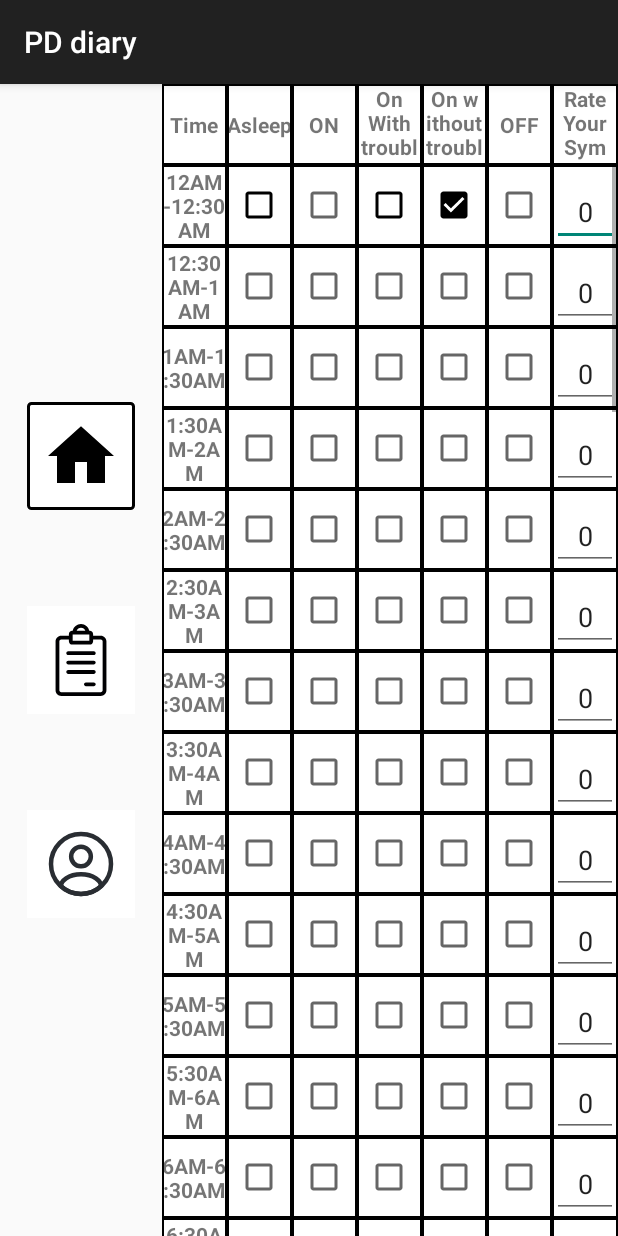
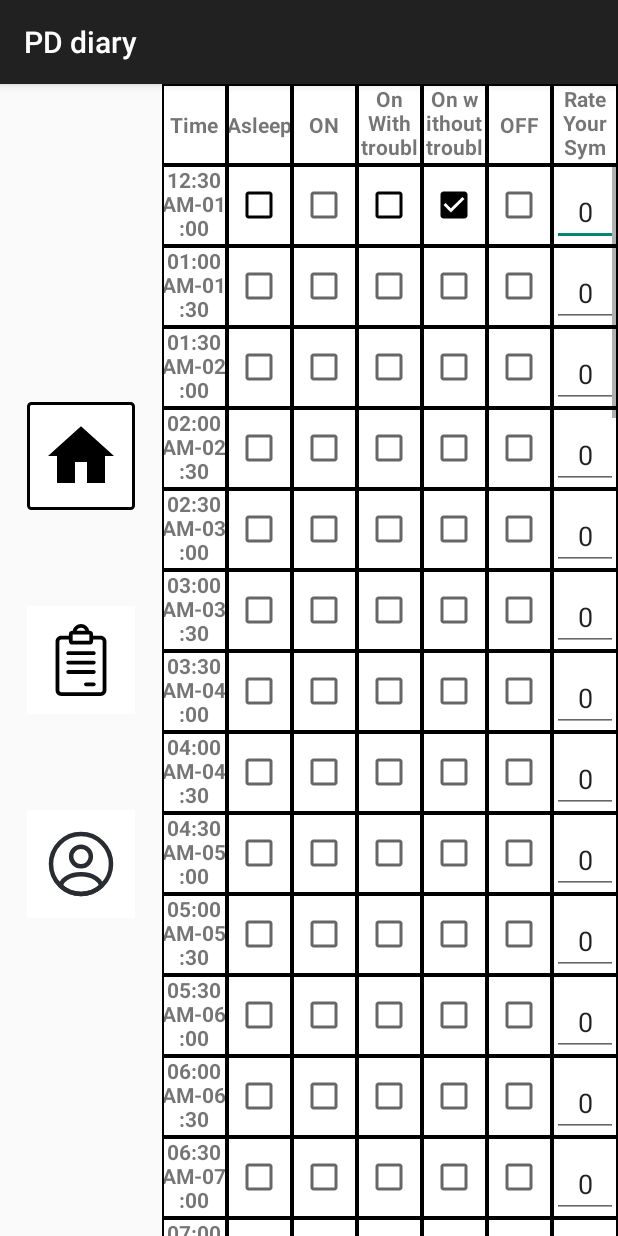
Before and after one commit to yoganandamv/pd-diary-task, an Android app built with Jetpack Compose: the DairyFragment screen opened through its navigation route, after a tap on an icon or button, on a phone screen of 412 x 824 dp. Run offline under Robolectric (Android 15) with nearby library versions, the phone set to English and light mode, and no system bars; libraries missing offline, so code that uses them is left out: com.fasterxml.jackson; 2 other taps on this screen came first.

```diff
--- a/app/build.gradle.kts
+++ b/app/build.gradle.kts
@@ -76,4 +76,6 @@ dependencies {
     implementation("androidx.fragment:fragment-ktx:1.6.2")
     implementation("androidx.recyclerview:recyclerview:1.3.2")
 
+    implementation("com.fasterxml.jackson.module:jackson-module-kotlin:2.11.2")
+    implementation("com.fasterxml.jackson.dataformat:jackson-dataformat-csv:2.11.2")
 }
--- a/app/src/main/java/com/example/pddiary/adapter/DairyAdapter.kt
+++ b/app/src/main/java/com/example/pddiary/adapter/DairyAdapter.kt
@@ -35,6 +35,7 @@ class DairyAdapter(private val list: MutableList<DairyListItem>) : RecyclerView.
     }
 
     class ItemViewHolder(itemView: View) : RecyclerView.ViewHolder(itemView) {
+        var measurementWatcher: TextWatcher? = null
         val time: TextView = itemView.findViewById(R.id.time)
         val on: CheckBox = itemView.findViewById(R.id.on)
         val asleep: CheckBox = itemView.findViewById(R.id.asleep)
@@ -69,6 +70,7 @@ class DairyAdapter(private val list: MutableList<DairyListItem>) : RecyclerView.
     }
 
     override fun onBindViewHolder(holder: RecyclerView.ViewHolder, position: Int) {
+
         when (val item = list[position]) {
             is DairyModel -> {
                 val mHolder = holder as ItemViewHolder
@@ -84,9 +86,6 @@ class DairyAdapter(private val list: MutableList<DairyListItem>) : RecyclerView.
                 mHolder.off.setOnCheckedChangeListener(null)
 //                mHolder.measurementInput.addTextChangedListener(null)
 
-
-
-
                 mHolder.time.text = item.time
                 mHolder.asleep.isChecked = item.asleep
                 mHolder.on.isChecked = item.on
@@ -100,12 +99,10 @@ class DairyAdapter(private val list: MutableList<DairyListItem>) : RecyclerView.
 //                    item.measurement = value
 //                    list[position] = item
 //                }
+                mHolder.measurementInput.isEnabled = !item.asleep
 
                 if (item.asleep) {
                     mHolder.measurementInput.setText("0")
-                    mHolder.measurementInput.isEnabled = false
-                } else {
-                    mHolder.measurementInput.isEnabled = true
                 }
 
                 val checkboxListener = View.OnClickListener {
@@ -125,26 +122,19 @@ class DairyAdapter(private val list: MutableList<DairyListItem>) : RecyclerView.
                         mHolder.measurementInput.isEnabled = false
                     } else {
                         mHolder.measurementInput.isEnabled = true
+                        item.asleep = false
+                        item.on = false
+                        item.onWithTroublesome = false
+                        item.onWithoutTroublesome = false
+                        item.off = false
                         if (it == mHolder.on) {
-                            item.asleep = false
-                            item.onWithTroublesome = false
-                            item.onWithoutTroublesome = false
-                            item.off = false
+                            item.on = true
                         } else if (it == mHolder.onWithTroublesome) {
-                            item.asleep = false
-                            item.on = false
-                            item.onWithoutTroublesome = false
-                            item.off = false
+                            item.onWithTroublesome = true
                         } else if (it == mHolder.onWithoutTroublesome) {
-                            item.asleep = false
-                            item.on = false
-                            item.onWithTroublesome = false
-                            item.off = false
+                            item.onWithoutTroublesome = true
                         } else if (it == mHolder.off) {
-                            item.asleep = false
-                            item.on = false
-                            item.onWithTroublesome = false
-                            item.onWithoutTroublesome = false
+                            item.off = true
                         }
                     }
 
@@ -203,9 +193,14 @@ class DairyAdapter(private val list: MutableList<DairyListItem>) : RecyclerView.
 //                    }
 //                })
 //            }
-            mHolder.measurementInput.addTextChangedListener(object : TextWatcher {
-                    override fun beforeTextChanged(s: CharSequence?, start: Int, count: Int, after: Int) {}
-                    override fun onTextChanged(s: CharSequence?, start: Int, before: Int, count: Int) {}
+                mHolder.measurementInput.removeTextChangedListener(mHolder.measurementWatcher)
+                val textWatcher = object : TextWatcher {
+                    override fun beforeTextChanged(s: CharSequence?, start: Int, count: Int, after: Int) {
+                        println(s)
+                    }
+                    override fun onTextChanged(s: CharSequence?, start: Int, before: Int, count: Int) {
+                        println(s)
+                    }
                     override fun afterTextChanged(s: Editable?) {
                         val value = s.toString().toIntOrNull() ?: 0
                         if (value < 0 || value > 100) {
@@ -216,18 +211,22 @@ class DairyAdapter(private val list: MutableList<DairyListItem>) : RecyclerView.
                             mHolder.measurementInputLayout.error = null
                         }
                         item.measurement = value
-                        list[position] = item
                     }
-                })
+                }
+                mHolder.measurementInput.addTextChangedListener(textWatcher)
+                mHolder.measurementWatcher = textWatcher
+
+
+                list[item.idx] = item
             }
             is DairyButtonModel -> {
                 val bHolder = holder as ButtonViewHolder
                 bHolder.button.setOnClickListener {
                     //
+
                 }
             }
         }
-
     }
 
     override fun getItemCount(): Int {
--- a/app/src/main/java/com/example/pddiary/fragments/DairyFragment.kt
+++ b/app/src/main/java/com/example/pddiary/fragments/DairyFragment.kt
@@ -51,8 +51,8 @@ class DairyFragment : Fragment() {
     override fun onPause() {
         val adapter = binding.dairyRecyclerview.adapter as DairyAdapter
         val listToSave = adapter.getCurrentList()
-        Log.v("fragmentPaused", listToSave.toString() )
-//        viewModel.saveDairyList(listToSave)
+         Log.v("fragmentPaused", listToSave.toString() )
+        context?.filesDir?.absoluteFile?.let { viewModel.saveDairyList(it) }
         super.onPause()
     }
 
--- a/app/src/main/java/com/example/pddiary/fragments/DairyViewModel.kt
+++ b/app/src/main/java/com/example/pddiary/fragments/DairyViewModel.kt
@@ -6,71 +6,148 @@ import com.example.pddiary.models.DairyButtonModel
 import com.example.pddiary.models.DairyListItem
 import com.example.pddiary.models.DairyModel
 import com.example.pddiary.models.HeaderModel
+import com.fasterxml.jackson.dataformat.csv.CsvMapper
+import com.fasterxml.jackson.module.kotlin.KotlinModule
+import java.io.File
+import java.io.FileWriter
+import java.time.LocalDateTime
+import java.time.LocalTime
+import java.time.format.DateTimeFormatter
 
 class DairyViewModel : ViewModel() {
 
+    private val csvMapper = CsvMapper().apply {
+        registerModule(KotlinModule())
+    }
     private val list = mutableListOf(
         HeaderModel(),
-        DairyModel("12AM-12:30AM", asleep = false, on = false, onWithTroublesome = false, onWithoutTroublesome = false, off = false, measurement = 0),
-        DairyModel("12:30AM-1AM", asleep = false, on = false, onWithTroublesome = false, onWithoutTroublesome = false, off = false, measurement = 0),
-        DairyModel("1AM-1:30AM", asleep = false, on = false, onWithTroublesome = false, onWithoutTroublesome = false, off = false, measurement = 0),
-        DairyModel("1:30AM-2AM", asleep = false, on = false, onWithTroublesome = false, onWithoutTroublesome = false, off = false, measurement = 0),
-        DairyModel("2AM-2:30AM", asleep = false, on = false, onWithTroublesome = false, onWithoutTroublesome = false, off = false, measurement = 0),
-        DairyModel("2:30AM-3AM", asleep = false, on = false, onWithTroublesome = false, onWithoutTroublesome = false, off = false, measurement = 0),
-        DairyModel("3AM-3:30AM", asleep = false, on = false, onWithTroublesome = false, onWithoutTroublesome = false, off = false, measurement = 0),
-        DairyModel("3:30AM-4AM", asleep = false, on = false, onWithTroublesome = false, onWithoutTroublesome = false, off = false, measurement = 0),
-        DairyModel("4AM-4:30AM", asleep = false, on = false, onWithTroublesome = false, onWithoutTroublesome = false, off = false, measurement = 0),
-        DairyModel("4:30AM-5AM", asleep = false, on = false, onWithTroublesome = false, onWithoutTroublesome = false, off = false, measurement = 0),
-        DairyModel("5AM-5:30AM", asleep = false, on = false, onWithTroublesome = false, onWithoutTroublesome = false, off = false, measurement = 0),
-        DairyModel("5:30AM-6AM", asleep = false, on = false, onWithTroublesome = false, onWithoutTroublesome = false, off = false, measurement = 0),
-        DairyModel("6AM-6:30AM", asleep = false, on = false, onWithTroublesome = false, onWithoutTroublesome = false, off = false, measurement = 0),
-        DairyModel("6:30AM-7AM", asleep = false, on = false, onWithTroublesome = false, onWithoutTroublesome = false, off = false, measurement = 0),
-        DairyModel("7AM-7:30AM", asleep = false, on = false, onWithTroublesome = false, onWithoutTroublesome = false, off = false, measurement = 0),
-        DairyModel("7:30AM-8AM", asleep = false, on = false, onWithTroublesome = false, onWithoutTroublesome = false, off = false, measurement = 0),
-        DairyModel("8AM-8:30AM", asleep = false, on = false, onWithTroublesome = false, onWithoutTroublesome = false, off = false, measurement = 0),
-        DairyModel("8:30AM-9AM", asleep = false, on = false, onWithTroublesome = false, onWithoutTroublesome = false, off = false, measurement = 0),
-        DairyModel("9AM-9:30AM", asleep = false, on = false, onWithTroublesome = false, onWithoutTroublesome = false, off = false, measurement = 0),
-        DairyModel("9:30AM-10AM", asleep = false, on = false, onWithTroublesome = false, onWithoutTroublesome = false, off = false, measurement = 0),
-        DairyModel("10AM-10:30AM", asleep = false, on = false, onWithTroublesome = false, onWithoutTroublesome = false, off = false, measurement = 0),
-        DairyModel("10:30AM-11AM", asleep = false, on = false, onWithTroublesome = false, onWithoutTroublesome = false, off = false, measurement = 0),
-        DairyModel("11AM-11:30AM", asleep = false, on = false, onWithTroublesome = false, onWithoutTroublesome = false, off = false, measurement = 0),
-        DairyModel("11:30AM-12PM", asleep = false, on = false, onWithTroublesome = false, onWithoutTroublesome = false, off = false, measurement = 0),
-        DairyModel("12PM-12:30PM", asleep = false, on = false, onWithTroublesome = false, onWithoutTroublesome = false, off = false, measurement = 0),
-        DairyModel("12:30PM-1PM", asleep = false, on = false, onWithTroublesome = false, onWithoutTroublesome = false, off = false, measurement = 0),
-        DairyModel("1PM-1:30PM", asleep = false, on = false, onWithTroublesome = false, onWithoutTroublesome = false, off = false, measurement = 0),
-        DairyModel("1:30PM-2PM", asleep = false, on = false, onWithTroublesome = false, onWithoutTroublesome = false, off = false, measurement = 0),
-        DairyModel("2PM-2:30PM", asleep = false, on = false, onWithTroublesome = false, onWithoutTroublesome = false, off = false, measurement = 0),
-        DairyModel("2:30PM-3PM", asleep = false, on = false, onWithTroublesome = false, onWithoutTroublesome = false, off = false, measurement = 0),
-        DairyModel("3PM-3:30PM", asleep = false, on = false, onWithTroublesome = false, onWithoutTroublesome = false, off = false, measurement = 0),
-        DairyModel("3:30PM-4PM", asleep = false, on = false, onWithTroublesome = false, onWithoutTroublesome = false, off = false, measurement = 0),
-        DairyModel("4PM-4:30PM", asleep = false, on = false, onWithTroublesome = false, onWithoutTroublesome = false, off = false, measurement = 0),
-        DairyModel("4:30PM-5PM", asleep = false, on = false, onWithTroublesome = false, onWithoutTroublesome = false, off = false, measurement = 0),
-        DairyModel("5PM-5:30PM", asleep = false, on = false, onWithTroublesome = false, onWithoutTroublesome = false, off = false, measurement = 0),
-        DairyModel("5:30PM-6PM", asleep = false, on = false, onWithTroublesome = false, onWithoutTroublesome = false, off = false, measurement = 0),
-        DairyModel("6PM-6:30PM", asleep = false, on = false, onWithTroublesome = false, onWithoutTroublesome = false, off = false, measurement = 0),
-        DairyModel("6:30PM-7PM", asleep = false, on = false, onWithTroublesome = false, onWithoutTroublesome = false, off = false, measurement = 0),
-        DairyModel("7PM-7:30PM", asleep = false, on = false, onWithTroublesome = false, onWithoutTroublesome = false, off = false, measurement = 0),
-        DairyModel("7:30PM-8PM", asleep = false, on = false, onWithTroublesome = false, onWithoutTroublesome = false, off = false, measurement = 0),
-        DairyModel("8PM-8:30PM", asleep = false, on = false, onWithTroublesome = false, onWithoutTroublesome = false, off = false, measurement = 0),
-        DairyModel("8:30PM-9PM", asleep = false, on = false, onWithTroublesome = false, onWithoutTroublesome = false, off = false, measurement = 0),
-        DairyModel("9PM-9:30PM", asleep = false, on = false, onWithTroublesome = false, onWithoutTroublesome = false, off = false, measurement = 0),
-        DairyModel("9:30PM-10PM", asleep = false, on = false, onWithTroublesome = false, onWithoutTroublesome = false, off = false, measurement = 0),
-        DairyModel("10PM-10:30PM", asleep = false, on = false, onWithTroublesome = false, onWithoutTroublesome = false, off = false, measurement = 0),
-        DairyModel("10:30PM-11PM", asleep = false, on = false, onWithTroublesome = false, onWithoutTroublesome = false, off = false, measurement = 0),
-        DairyModel("11PM-11:30PM", asleep = false, on = false, onWithTroublesome = false, onWithoutTroublesome = false, off = false, measurement = 0),
-        DairyModel("11:30PM-12AM", asleep = false, on = false, onWithTroublesome = false, onWithoutTroublesome = false, off = false, measurement = 0),
+        DairyModel(idx=0, time="12AM-12:30AM", asleep = false, on = false, onWithTroublesome = false, onWithoutTroublesome = false, off = false, measurement = 0),
+//        DairyModel("12:30AM-1AM", asleep = false, on = false, onWithTroublesome = false, onWithoutTroublesome = false, off = false, measurement = 0),
+//        DairyModel("1AM-1:30AM", asleep = false, on = false, onWithTroublesome = false, onWithoutTroublesome = false, off = false, measurement = 0),
+//        DairyModel("1:30AM-2AM", asleep = false, on = false, onWithTroublesome = false, onWithoutTroublesome = false, off = false, measurement = 0),
+//        DairyModel("2AM-2:30AM", asleep = false, on = false, onWithTroublesome = false, onWithoutTroublesome = false, off = false, measurement = 0),
+//        DairyModel("2:30AM-3AM", asleep = false, on = false, onWithTroublesome = false, onWithoutTroublesome = false, off = false, measurement = 0),
+//        DairyModel("3AM-3:30AM", asleep = false, on = false, onWithTroublesome = false, onWithoutTroublesome = false, off = false, measurement = 0),
+//        DairyModel("3:30AM-4AM", asleep = false, on = false, onWithTroublesome = false, onWithoutTroublesome = false, off = false, measurement = 0),
+//        DairyModel("4AM-4:30AM", asleep = false, on = false, onWithTroublesome = false, onWithoutTroublesome = false, off = false, measurement = 0),
+//        DairyModel("4:30AM-5AM", asleep = false, on = false, onWithTroublesome = false, onWithoutTroublesome = false, off = false, measurement = 0),
+//        DairyModel("5AM-5:30AM", asleep = false, on = false, onWithTroublesome = false, onWithoutTroublesome = false, off = false, measurement = 0),
+//        DairyModel("5:30AM-6AM", asleep = false, on = false, onWithTroublesome = false, onWithoutTroublesome = false, off = false, measurement = 0),
+//        DairyModel("6AM-6:30AM", asleep = false, on = false, onWithTroublesome = false, onWithoutTroublesome = false, off = false, measurement = 0),
+//        DairyModel("6:30AM-7AM", asleep = false, on = false, onWithTroublesome = false, onWithoutTroublesome = false, off = false, measurement = 0),
+//        DairyModel("7AM-7:30AM", asleep = false, on = false, onWithTroublesome = false, onWithoutTroublesome = false, off = false, measurement = 0),
+//        DairyModel("7:30AM-8AM", asleep = false, on = false, onWithTroublesome = false, onWithoutTroublesome = false, off = false, measurement = 0),
+//        DairyModel("8AM-8:30AM", asleep = false, on = false, onWithTroublesome = false, onWithoutTroublesome = false, off = false, measurement = 0),
+//        DairyModel("8:30AM-9AM", asleep = false, on = false, onWithTroublesome = false, onWithoutTroublesome = false, off = false, measurement = 0),
+//        DairyModel("9AM-9:30AM", asleep = false, on = false, onWithTroublesome = false, onWithoutTroublesome = false, off = false, measurement = 0),
+//        DairyModel("9:30AM-10AM", asleep = false, on = false, onWithTroublesome = false, onWithoutTroublesome = false, off = false, measurement = 0),
+//        DairyModel("10AM-10:30AM", asleep = false, on = false, onWithTroublesome = false, onWithoutTroublesome = false, off = false, measurement = 0),
+//        DairyModel("10:30AM-11AM", asleep = false, on = false, onWithTroublesome = false, onWithoutTroublesome = false, off = false, measurement = 0),
+//        DairyModel("11AM-11:30AM", asleep = false, on = false, onWithTroublesome = false, onWithoutTroublesome = false, off = false, measurement = 0),
+//        DairyModel("11:30AM-12PM", asleep = false, on = false, onWithTroublesome = false, onWithoutTroublesome = false, off = false, measurement = 0),
+//        DairyModel("12PM-12:30PM", asleep = false, on = false, onWithTroublesome = false, onWithoutTroublesome = false, off = false, measurement = 0),
+//        DairyModel("12:30PM-1PM", asleep = false, on = false, onWithTroublesome = false, onWithoutTroublesome = false, off = false, measurement = 0),
+//        DairyModel("1PM-1:30PM", asleep = false, on = false, onWithTroublesome = false, onWithoutTroublesome = false, off = false, measurement = 0),
+//        DairyModel("1:30PM-2PM", asleep = false, on = false, onWithTroublesome = false, onWithoutTroublesome = false, off = false, measurement = 0),
+//        DairyModel("2PM-2:30PM", asleep = false, on = false, onWithTroublesome = false, onWithoutTroublesome = false, off = false, measurement = 0),
+//        DairyModel("2:30PM-3PM", asleep = false, on = false, onWithTroublesome = false, onWithoutTroublesome = false, off = false, measurement = 0),
+//        DairyModel("3PM-3:30PM", asleep = false, on = false, onWithTroublesome = false, onWithoutTroublesome = false, off = false, measurement = 0),
+//        DairyModel("3:30PM-4PM", asleep = false, on = false, onWithTroublesome = false, onWithoutTroublesome = false, off = false, measurement = 0),
+//        DairyModel("4PM-4:30PM", asleep = false, on = false, onWithTroublesome = false, onWithoutTroublesome = false, off = false, measurement = 0),
+//        DairyModel("4:30PM-5PM", asleep = false, on = false, onWithTroublesome = false, onWithoutTroublesome = false, off = false, measurement = 0),
+//        DairyModel("5PM-5:30PM", asleep = false, on = false, onWithTroublesome = false, onWithoutTroublesome = false, off = false, measurement = 0),
+//        DairyModel("5:30PM-6PM", asleep = false, on = false, onWithTroublesome = false, onWithoutTroublesome = false, off = false, measurement = 0),
+//        DairyModel("6PM-6:30PM", asleep = false, on = false, onWithTroublesome = false, onWithoutTroublesome = false, off = false, measurement = 0),
+//        DairyModel("6:30PM-7PM", asleep = false, on = false, onWithTroublesome = false, onWithoutTroublesome = false, off = false, measurement = 0),
+//        DairyModel("7PM-7:30PM", asleep = false, on = false, onWithTroublesome = false, onWithoutTroublesome = false, off = false, measurement = 0),
+//        DairyModel("7:30PM-8PM", asleep = false, on = false, onWithTroublesome = false, onWithoutTroublesome = false, off = false, measurement = 0),
+//        DairyModel("8PM-8:30PM", asleep = false, on = false, onWithTroublesome = false, onWithoutTroublesome = false, off = false, measurement = 0),
+//        DairyModel("8:30PM-9PM", asleep = false, on = false, onWithTroublesome = false, onWithoutTroublesome = false, off = false, measurement = 0),
+//        DairyModel("9PM-9:30PM", asleep = false, on = false, onWithTroublesome = false, onWithoutTroublesome = false, off = false, measurement = 0),
+//        DairyModel("9:30PM-10PM", asleep = false, on = false, onWithTroublesome = false, onWithoutTroublesome = false, off = false, measurement = 0),
+//        DairyModel("10PM-10:30PM", asleep = false, on = false, onWithTroublesome = false, onWithoutTroublesome = false, off = false, measurement = 0),
+//        DairyModel("10:30PM-11PM", asleep = false, on = false, onWithTroublesome = false, onWithoutTroublesome = false, off = false, measurement = 0),
+//        DairyModel("11PM-11:30PM", asleep = false, on = false, onWithTroublesome = false, onWithoutTroublesome = false, off = false, measurement = 0),
+//        DairyModel("11:30PM-12AM", asleep = false, on = false, onWithTroublesome = false, onWithoutTroublesome = false, off = false, measurement = 0),
         DairyButtonModel(),
     )
+    init {
+        val times = generateTimeIntervals(30)
+        list.clear()
+        for (i in 0..times.size-1) {
+            val period = times[i]
+            list.add(DairyModel(i, period, asleep = false, on = false, onWithTroublesome = false, onWithoutTroublesome = false, off = false, measurement = 0))
+        }
+        list.add(DairyButtonModel())
+    }
+
+    fun generateTimeIntervals(stepMinutes: Long): List<String> {
+        // Define the formatter for the desired output format
+        val formatter = DateTimeFormatter.ofPattern("hh:mm a")
+
+        // Initialize the start time at 12 AM
+        var currentTime = LocalTime.MIDNIGHT
+
+        // Create a list to store the time intervals
+        val timeIntervals = mutableListOf<String>()
+        println(currentTime.equals(LocalTime.MIDNIGHT))
+
+        // Loop through the day, generating intervals
+        do {
+            // Calculate the end time for the current interval
+            val endTime = currentTime.plusMinutes(stepMinutes)
+
+            // Format the current time and end time
+            val startFormatted = currentTime.format(formatter)
+            val endFormatted = endTime.format(formatter)
+
+            // Add the formatted interval to the list
+            timeIntervals.add("$startFormatted-${endFormatted}")
+
+            // Move to the next interval
+            currentTime = endTime
+        } while (!currentTime.equals(LocalTime.MIDNIGHT))
+
+        return timeIntervals
+    }
 
     fun getDairyList(): MutableList<DairyListItem> {
         return list
     }
 
-    fun saveDairyList(dairyList: List<DairyListItem>) {
-        list.clear()
-        Log.v("viewModel", "listReceived $dairyList")
-        list.addAll(dairyList)
+    fun saveDairyList(file: File) {
+        Log.v("viewModel", "listReceived $list")
+        val fileToWrite =
+            file.path + "/csv_files/" + LocalDateTime.now().format(DateTimeFormatter.ofPattern("dd-mm-yyyy"))
+                .toString() + ".csv"
+        writeCsvFile(list, fileToWrite)
         Log.v("fragmentResumed", "listSaved" + list.size.toString() )
+    }
+
+    private inline fun <reified T> writeCsvFile(data: Collection<T>, fileName: String) {
+        try {
+            val file = File(fileName)
+            if (!file.exists()) {
+                file.parentFile?.mkdirs()  // Create directories if they do not exist
+                file.createNewFile()  // Create the file
+            }
+            val newList = mutableListOf<DairyModel>()
+            for (dairyEntry: DairyListItem in list) {
+                if (dairyEntry is DairyModel) {
+                    newList.add(dairyEntry)
+                }
+            }
+            FileWriter(fileName).use { writer ->
+                csvMapper.writer(csvMapper.schemaFor(DairyModel::class.java).withHeader())
+                    .writeValues(writer)
+                    .writeAll(newList)
+                    .close()
+            }
+
+        } catch (e: Exception) {
+            e.printStackTrace()
+        }
+
     }
 
 
--- a/app/src/main/java/com/example/pddiary/models/DairyModel.kt
+++ b/app/src/main/java/com/example/pddiary/models/DairyModel.kt
@@ -1,7 +1,7 @@
 package com.example.pddiary.models
 
 
-data class DairyModel(var time: String, var asleep: Boolean, var on: Boolean,
+data class DairyModel(var idx: Int, var time: String, var asleep: Boolean, var on: Boolean,
                       var onWithTroublesome: Boolean, var onWithoutTroublesome: Boolean, var off: Boolean, var measurement: Int,
                       override val listItemType: Int = DairyListItem.ROW
 ) : DairyListItem
--- a/gradle.properties
+++ b/gradle.properties
@@ -21,3 +21,4 @@ kotlin.code.style=official
 # resources declared in the library itself and none from the library's dependencies,
 # thereby reducing the size of the R class for that library
 android.nonTransitiveRClass=true
+sdk.dir=C\:\\Users\\chinn\\AppData\\Local\\Android\\Sdk
```
Also changed, not shown: app/src/main/res/layout/profile_fragment.xml (+5 -5 lines).
